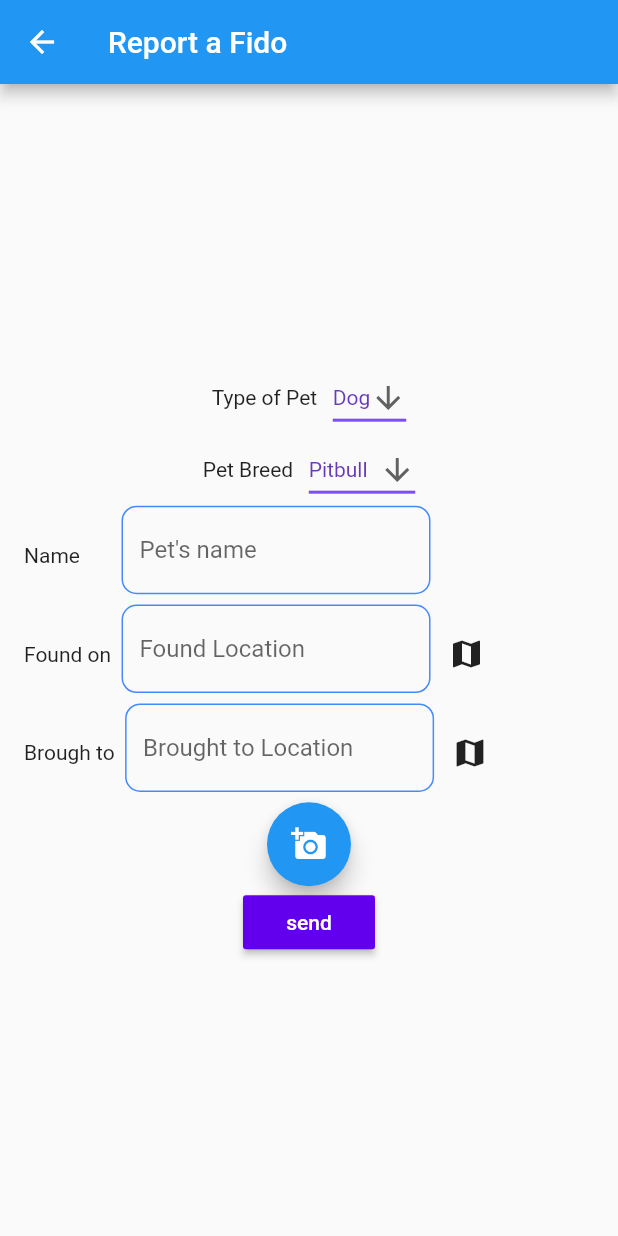
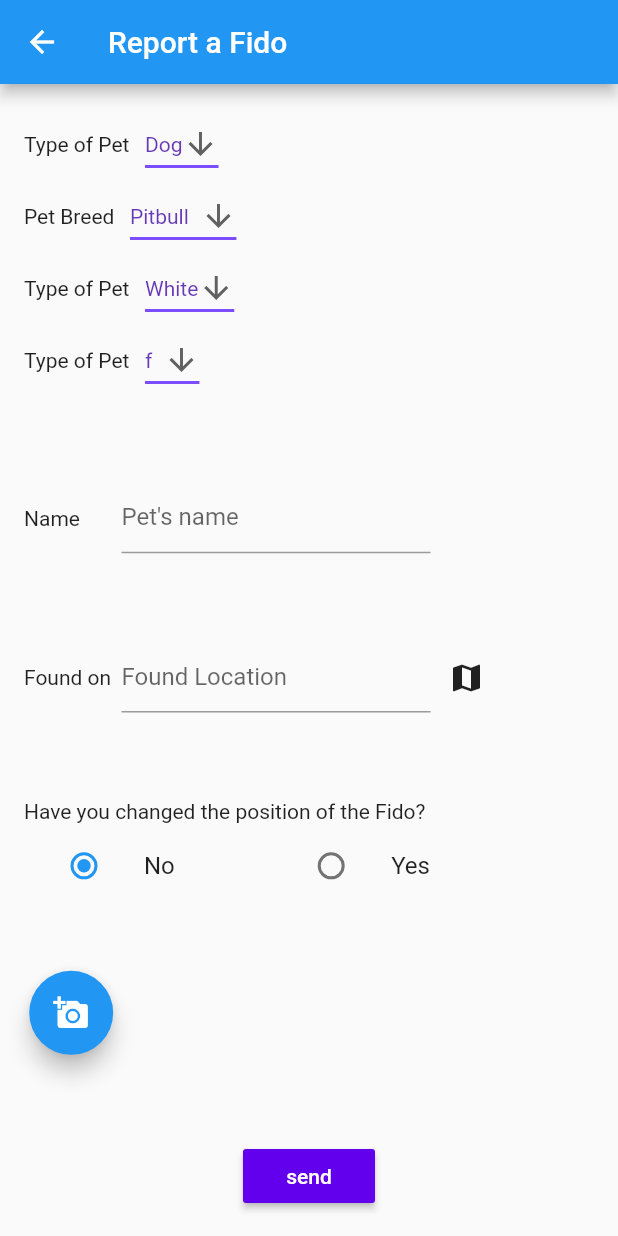
Before and after one commit to Krosulhah/fidoWasHere, a Flutter app: the ReportPetPage screen opened directly, on a phone screen of 412 x 824 dp. Run offline on Flutter 3.47's test engine with Material 2 defaults, Android fonts, the phone set to English and light mode, and no system bars; our stand-ins replace fluttertoast, geocoding, geolocator, google_maps_flutter, image_picker; missing offline and left inert: dart:html, flutter_session, postgres.

Commit message:
Update reportPet.dart

```diff
--- a/lib/reportPet.dart
+++ b/lib/reportPet.dart
@@ -4,7 +4,9 @@ import 'package:image_picker/image_picker.dart';
 import 'dart:io';
 import 'package:path_provider/path_provider.dart';
 import 'home.dart';
+import 'myDataStructure.dart';
 import 'mapsUsage.dart';
+import 'package:fluttertoast/fluttertoast.dart';
 
 /**modifica
  *
@@ -45,14 +47,26 @@ class ReportPetPage extends StatefulWidget {
 }
 
 class _ReportPetPageState extends State<ReportPetPage> {
+  MyDataStructure myData;
   List<String> listOfPets = ["Cat", "Dog"];
   List<String> dogBreed = ["Pitbull", "Bulldog"];
   List<String> catBreed = ["American Shorthair", "Bombay"];
-  String typeOfPet = "Dog";
-  String breedOfPet = "Pitbull";
+  List<String> coatColour = ["White", "Black"];
+  List<String> sexPet = ["f", "m", "u"];
+  String typeOfPet;
+  String breedOfPet;
+  String colorOfCoat;
+  String sexOfPet;
+  TextEditingController controllerName;
+
   var _image;
+  String fileName;
   TextEditingController foundOn;
   TextEditingController broughtTo;
+  TextEditingController controllerContact;
+  bool isBroughtTo = false;
+  bool checkedValueYes = true;
+  bool checkedValueNo = false;
 
   void _updateBreedDropDown(String type, String firstBreed) {
     setState(() {
@@ -77,6 +91,11 @@ class _ReportPetPageState extends State<ReportPetPage> {
         source: ImageSource.gallery,
       );
     }
+    if (_image != null) {
+      setState(() {
+        fileName = 'fido.jpeg';
+      });
+    }
     // open the writer
     var writers = file.openWrite(
       mode: FileMode.write,
@@ -91,8 +110,21 @@ class _ReportPetPageState extends State<ReportPetPage> {
   @override
   void initState() {
     super.initState();
-    foundOn = new TextEditingController(text: widget.address);
-    print(widget.address);
+
+    myData = new MyDataStructure();
+    typeOfPet = "Dog";
+    breedOfPet = "Pitbull";
+    colorOfCoat = "White";
+    sexOfPet = "f";
+    controllerContact = new TextEditingController();
+    controllerName = new TextEditingController();
+    foundOn = new TextEditingController();
+    broughtTo = new TextEditingController();
+    myData.setBreedOfPet(breedOfPet);
+    myData.setTypeOfPet(typeOfPet);
+    myData.setColorOfCoat(colorOfCoat);
+    myData.setSex(sexOfPet);
+    fileName = ' ';
   }
 
   @override
@@ -115,7 +147,8 @@ class _ReportPetPageState extends State<ReportPetPage> {
               onPressed: () {
                 Navigator.pop(context);
               },
-            );},
+            );
+          },
         ),
       ),
       body: new Container(
@@ -137,11 +170,14 @@ class _ReportPetPageState extends State<ReportPetPage> {
           // center the children vertically; the main axis here is the vertical
           // axis because Columns are vertical (the cross axis would be
           // horizontal).
-          mainAxisAlignment: MainAxisAlignment.center,
+          mainAxisAlignment: MainAxisAlignment.spaceBetween,
           children: <Widget>[
             _buildSelectionPart(),
             _buildNameTextFields(),
-            _buildLocation(),
+            _buildFoundOn(),
+            _buildRadioBox(),
+            if (isBroughtTo == true) _buildBroughtTo(),
+
             _buildAddPhotoPet(),
             _buildSendButton(),
 
@@ -157,19 +193,51 @@ class _ReportPetPageState extends State<ReportPetPage> {
       ), // This trailing comma makes auto-formatting nicer for build methods.*/
     );
   }
-  Widget _buildSendButton(){
-    return Column(children:[
+
+  Widget _buildSendButton() {
+    return Column(children: [
       RaisedButton(
           child: Text("send"),
           textColor: Colors.white,
           color: Color(0xFF6200EE),
-          onPressed: () => Navigator.push(context,
+          /* onPressed: () => Navigator.push(
+                context,
                 MaterialPageRoute(builder: (context) => Home()),
-          )
-      ),
+              ) */
+
+          onPressed: () {
+            myData.setName(controllerName.text);
+            myData.setBroughtLocation(broughtTo.text);
+            myData.setContactInfo(controllerContact.text);
+            if (foundOn.text == "") {
+              Fluttertoast.showToast(
+                  msg: "Found On field is obligatory",
+                  toastLength: Toast.LENGTH_LONG,
+                  gravity: ToastGravity.BOTTOM,
+                  timeInSecForIosWeb: 3,
+                  fontSize: 16.0,
+                  textColor: Colors.red,
+                  backgroundColor: Colors.white);
+            } else if (_image == null) {
+              Fluttertoast.showToast(
+                  msg: "A photo of the FIDO is obligatory",
+                  toastLength: Toast.LENGTH_LONG,
+                  gravity: ToastGravity.BOTTOM,
+                  timeInSecForIosWeb: 3,
+                  fontSize: 16.0,
+                  textColor: Colors.red,
+                  backgroundColor: Colors.white);
+            } else {
+              myData.setFoundLocation(foundOn.text);
+              Navigator.push(
+                context,
+                MaterialPageRoute(builder: (context) => Home()),
+              );
+              //TODO to implement the sending of
+            }
+          }),
     ]);
   }
-
 
   Widget _buildTypeOfPetDropDown(List<String> items) {
     return DropdownButton<String>(
@@ -227,18 +295,79 @@ class _ReportPetPageState extends State<ReportPetPage> {
 
   Widget _buildSelectionPart() {
     return Column(children: [
-      Row(mainAxisAlignment: MainAxisAlignment.center, children: [
+      Row(children: [
         Text("Type of Pet   "),
         _buildTypeOfPetDropDown(listOfPets),
       ]),
-      Row(mainAxisAlignment: MainAxisAlignment.center, children: [
+      Row(children: [
         Text("Pet Breed   "),
         if (typeOfPet == "Dog")
           _buildBreedDropDown(dogBreed)
         else
           _buildBreedDropDown(catBreed)
-      ])
+      ]),
+      Row(children: [
+        Text("Type of Pet   "),
+        _buildCoatDropDown(coatColour),
+      ]),
+      Row(children: [
+        Text("Type of Pet   "),
+        _buildSexDropDown(sexPet),
+      ]),
     ]);
+  }
+
+  Widget _buildCoatDropDown(List<String> items) {
+    return DropdownButton<String>(
+      value: colorOfCoat,
+      icon: Icon(Icons.arrow_downward),
+      iconSize: 24,
+      elevation: 16,
+      style: TextStyle(color: Colors.deepPurple),
+      underline: Container(
+        height: 2,
+        color: Colors.deepPurpleAccent,
+      ),
+      onChanged: (String newValue) {
+        setState(() {
+          colorOfCoat = newValue;
+          myData.setColorOfCoat(colorOfCoat);
+        });
+      },
+      items: items.map<DropdownMenuItem<String>>((String value) {
+        return DropdownMenuItem<String>(
+          value: value,
+          child: Text(value),
+        );
+      }).toList(),
+    );
+  }
+
+  Widget _buildSexDropDown(List<String> items) {
+    return DropdownButton<String>(
+      value: sexOfPet,
+      icon: Icon(Icons.arrow_downward),
+      iconSize: 24,
+      elevation: 16,
+      style: TextStyle(color: Colors.deepPurple),
+      underline: Container(
+        height: 2,
+        color: Colors.deepPurpleAccent,
+      ),
+      onChanged: (String newValue) {
+        setState(() {
+          sexOfPet = newValue;
+          //myData.setSex(sexOfPet);
+          myData.setSex(sexOfPet);
+        });
+      },
+      items: items.map<DropdownMenuItem<String>>((String value) {
+        return DropdownMenuItem<String>(
+          value: value,
+          child: Text(value),
+        );
+      }).toList(),
+    );
   }
 
   Widget _buildNameTextFields() {
@@ -247,16 +376,11 @@ class _ReportPetPageState extends State<ReportPetPage> {
         children: <Widget>[
           Text("Name        "),
           new Container(
-            height: MediaQuery.of(context).size.height * 0.08,
+            height: MediaQuery.of(context).size.height * 0.06,
             width: MediaQuery.of(context).size.width * 0.5,
             child: new TextField(
+              controller: controllerName,
               decoration: new InputDecoration(
-                enabledBorder: OutlineInputBorder(
-                  borderSide: BorderSide(
-                    color: Colors.blueAccent,
-                  ),
-                  borderRadius: BorderRadius.circular(10.0),
-                ),
                 hintText: "Pet's name",
               ),
             ),
@@ -266,8 +390,59 @@ class _ReportPetPageState extends State<ReportPetPage> {
     );
   }
 
+  Widget _buildRadioBox() {
+    return Column(
+      children: [
+        Row(
+          children: [
+            Text('Have you changed the position of the Fido?'),
+          ],
+        ),
+        Row(
+          children: [
+            Container(
+              height: MediaQuery.of(context).size.height * 0.05,
+              width: MediaQuery.of(context).size.width * 0.4,
+              child: ListTile(
+                title: Text('No'),
+                leading: Radio(
+                  value: checkedValueNo,
+                  groupValue: isBroughtTo,
+                  onChanged: (value) {
+                    setState(() {
+                      isBroughtTo = value;
+                    });
+                  },
+                ),
+              ),
+            ),
+            Container(
+              height: MediaQuery.of(context).size.height * 0.05,
+              width: MediaQuery.of(context).size.width * 0.4,
+              child: ListTile(
+                title: Text('Yes'),
+                leading: Radio(
+                  value: checkedValueYes,
+                  groupValue: isBroughtTo,
+                  onChanged: (value) {
+                    setState(() {
+                      isBroughtTo = value;
+                    });
+                  },
+                ),
+              ),
+            ),
+          ],
+        )
+      ],
+    );
+  }
+
   Widget _buildAddPhotoPet() {
-    return FloatingActionButton(
+    return Row(
+      children: [
+        Text(fileName),
+        FloatingActionButton(
           onPressed: () {
             showDialog<void>(
               context: context,
@@ -296,81 +471,93 @@ class _ReportPetPageState extends State<ReportPetPage> {
           },
           tooltip: 'Pick Image',
           child: Icon(Icons.add_a_photo),
+        ),
+      ],
     );
   }
 
-  Widget _buildLocation() {
+  Widget _buildFoundOn() {
     return Column(children: [
       Row(
         children: [
           Text("Found on  "),
           Container(
-            height: MediaQuery.of(context).size.height * 0.08,
+            height: MediaQuery.of(context).size.height * 0.06,
             width: MediaQuery.of(context).size.width * 0.5,
             child: TextField(
               controller: foundOn,
               decoration: new InputDecoration(
-                enabledBorder: OutlineInputBorder(
-                  borderSide: BorderSide(
-                    color: Colors.blueAccent,
-                  ),
-                  borderRadius: BorderRadius.circular(10.0),
-                ),
                 hintText: "Found Location ",
               ),
             ),
           ),
           IconButton(
             icon: Icon(Icons.map),
-
             onPressed: () async {
-
-            final result= await Navigator.push(
+              final result = await Navigator.push(
                   context,
                   MaterialPageRoute(
-                  builder: (context) =>  MapsUsage(
+                    builder: (context) => MapsUsage(
                         //replace by New Contact Screen
                         ),
                   ));
               setState(() {
-              foundOn.text=result;
+                foundOn.text = result;
+                myData.setFoundLocation(result);
               });
             },
-
-
           )
         ],
       ),
+    ]);
+  }
+
+  Widget _buildBroughtTo() {
+    return Column(children: [
       Row(
         children: [
           Text("Brough to  "),
           Container(
-            height: MediaQuery.of(context).size.height * 0.08,
+            height: MediaQuery.of(context).size.height * 0.06,
             width: MediaQuery.of(context).size.width * 0.5,
             child: TextField(
+              controller: broughtTo,
               decoration: new InputDecoration(
-                enabledBorder: OutlineInputBorder(
-                  borderSide: BorderSide(
-                    color: Colors.blueAccent,
-                  ),
-                  borderRadius: BorderRadius.circular(10.0),
-                ),
                 hintText: "Brought to Location",
               ),
             ),
           ),
           IconButton(
             icon: Icon(Icons.map),
-            onPressed: () => Navigator.push(
+            onPressed: () async {
+              final result = await Navigator.push(
                   context,
                   MaterialPageRoute(
-                  builder: (_) => new MapsUsage(
+                    builder: (context) => MapsUsage(
                         //replace by New Contact Screen
                         ),
-                )),
+                  ));
+              setState(() {
+                broughtTo.text = result;
+                myData.setBroughtLocation(result);
+              });
+            },
           )
         ],
-      )
+      ),
+      Row(children: <Widget>[
+        Text("Contact     "),
+        new Container(
+          height: MediaQuery.of(context).size.height * 0.06,
+          width: MediaQuery.of(context).size.width * 0.5,
+          child: new TextField(
+            controller: controllerContact,
+            decoration: new InputDecoration(
+              hintText: "Contact Information",
+            ),
+          ),
+        ),
+      ])
     ]);
   }
 }
```
Lines whose indentation alone changed are shown as unchanged.
